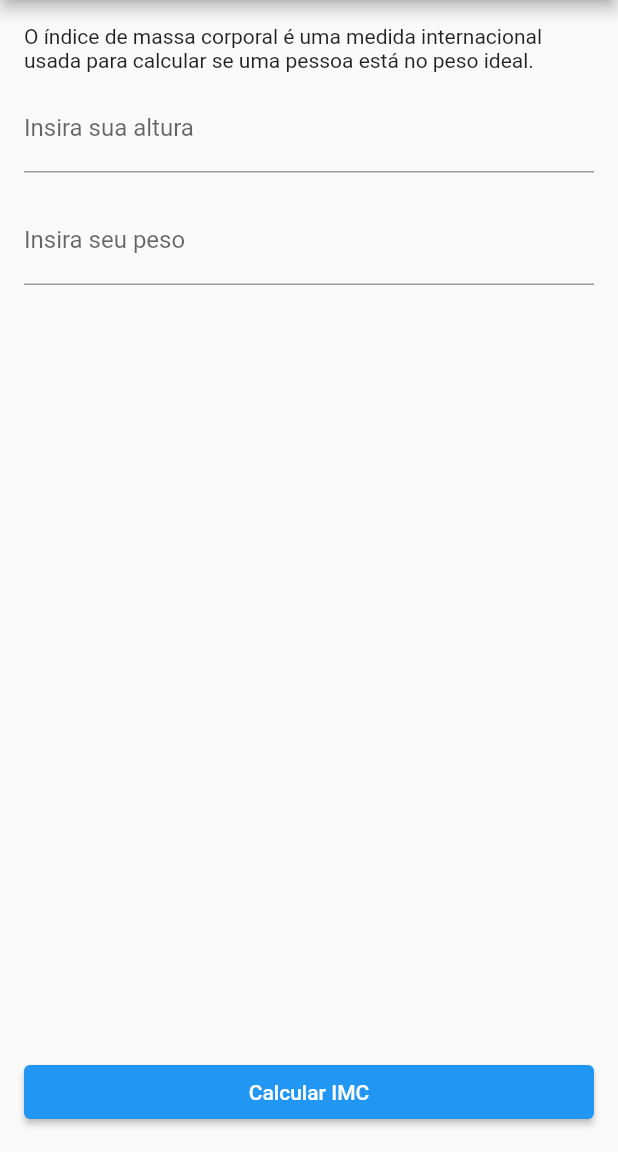
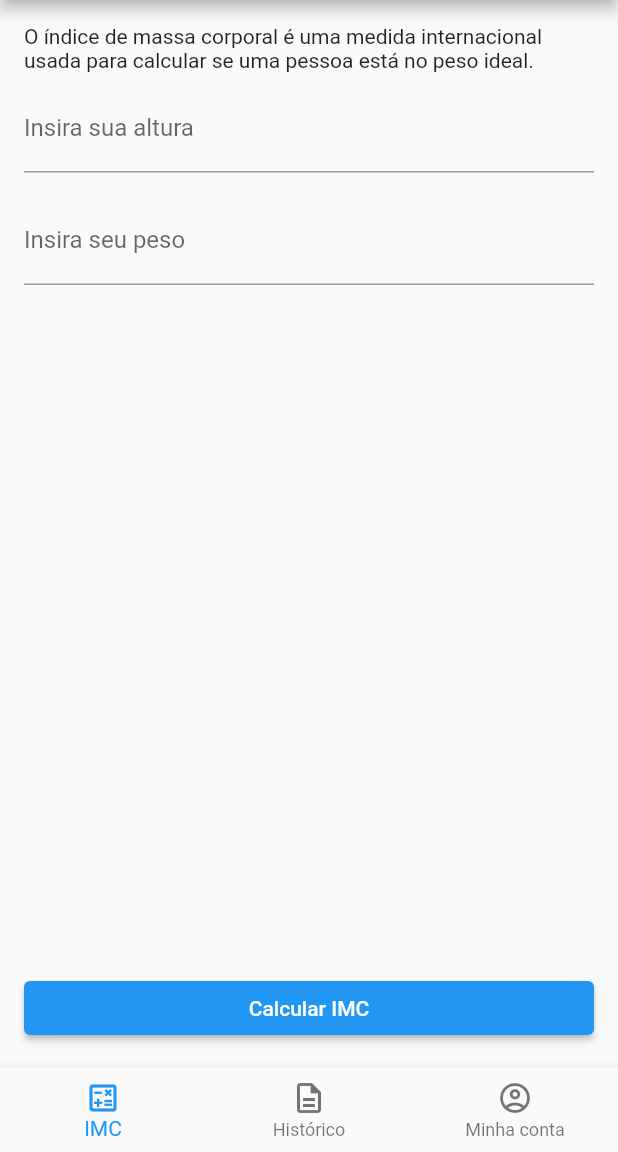
Before and after one commit to AndreDrummer/Imc, a Flutter app: the screen it shows after launch, on a phone screen of 412 x 824 dp, the part 84-1236 px from its top. Run offline on Flutter 3.47's test engine with Material 2 defaults, Android fonts, the phone set to English and light mode, and no system bars; our stand-ins replace extended_masked_text, flutter_bloc, font_awesome_flutter.

Commit message:
feat(App): add history and my account screens

```diff
--- /dev/null
+++ b/lib/core/bloc/history_cubit.dart
@@ -0,0 +1,10 @@
+import 'package:flutter_bloc/flutter_bloc.dart';
+import 'package:imc/core/models/imc_model.dart';
+
+class IMCHistoryCubit extends Cubit<List<ImcModel>> {
+  IMCHistoryCubit() : super([]);
+
+  List<ImcModel> imcHistory = [];
+
+  Future<void> loadIMCHistoryFromStorage() async {}
+}
--- a/lib/core/bloc/imc_cubit.dart
+++ b/lib/core/bloc/imc_cubit.dart
@@ -41,7 +41,6 @@ class ImcCubit extends Cubit<ImcModel> {
   double nickTrefethenIMC() {
     final height = double.tryParse(heightCtrl.text) ?? 0.0;
     final weight = double.tryParse(weightCtrl.text) ?? 0.0;
-    print(1.3 * weight / pow(height, 2.5));
     return 1.3 * weight / pow(height, 2.5);
   }
 
@@ -52,6 +51,8 @@ class ImcCubit extends Cubit<ImcModel> {
   }
 
   void reset() {
+    heightCtrl.clear();
+    weightCtrl.clear();
     emit(ImcModel.initial());
   }
 }
--- a/lib/core/constants/app_strings.dart
+++ b/lib/core/constants/app_strings.dart
@@ -1,4 +1,22 @@
 class AppStrings {
+  static const String imcInfo =
+      'O índice de massa corporal é uma medida internacional usada para calcular se uma pessoa está no peso ideal.';
+  static const String noAccountConnectedInfo =
+      'Para salvar seu histórico de cálculos em nuvem, faça login com sua conta do Google.';
+  static const String noAccountConnected = 'Nenhuma conta conectada';
+  static const String imcTextResult2 =
+      'O que significa que você está no peso ideal.';
+  static const String imcTextResult =
+      'Seu indice de massa corpórea (IMC) é de:';
+  static const String enterYourHeight = 'Insira sua altura';
+  static const String enterYourWeight = 'Insira seu peso';
   static const String requiredField = 'Campo Obrigatório';
+  static const String calculateIMC = 'Calcular IMC';
+  static const String connectedAs = 'Conectado como';
+  static const String unconnect = 'Desconectar';
   static const String appName = 'IMC Checker';
+  static const String weightHint = '81.80';
+  static const String connect = 'Conectar';
+  static const String heightHint = '1.80';
+  static const String OK = 'OK';
 }
--- a/lib/core/shared/exceptions.dart
+++ b/lib/core/shared/exceptions.dart
@@ -6,7 +6,7 @@ class AppExceptions implements Exception {
   @override
   String toString() {
     Object? message = this.message;
-    if (message == null) return "Exception";
-    return "Exception: $message";
+    if (message == null) return 'Exception';
+    return 'Exception: $message';
   }
 }
--- a/lib/main.dart
+++ b/lib/main.dart
@@ -1,10 +1,10 @@
-import 'dart:io';
-
-import 'package:flutter/material.dart';
+import 'package:imc/core/bloc/history_cubit.dart';
+import 'package:imc/platform_main/android_main.dart';
+import 'package:imc/platform_main/ios_main.dart';
 import 'package:flutter_bloc/flutter_bloc.dart';
 import 'package:imc/core/bloc/imc_cubit.dart';
-import 'package:imc/views/android_main.dart';
-import 'package:imc/views/ios_main.dart';
+import 'package:flutter/widgets.dart';
+import 'dart:io';
 
 void main() {
   runApp(const Home());
@@ -12,11 +12,19 @@ void main() {
 
 class Home extends StatelessWidget {
   const Home({Key? key}) : super(key: key);
+
   @override
   Widget build(BuildContext context) {
-    return BlocProvider(
-      create: (_) => ImcCubit(),
-      child: Platform.isAndroid ? const AndroidMain() : const IOSMain(),
+    return MultiBlocProvider(
+      providers: [
+        BlocProvider(
+          create: (_) => ImcCubit(),
+        ),
+        BlocProvider(
+          create: (_) => IMCHistoryCubit(),
+        ),
+      ],
+      child: Platform.isAndroid ? AndroidMain() : const IOSMain(),
     );
   }
 }
--- /dev/null
+++ b/lib/platform_main/android_main.dart
@@ -0,0 +1,60 @@
+import 'package:imc/core/constants/app_strings.dart';
+import 'package:imc/presentation/android/views/form_screen.dart';
+import 'package:flutter/material.dart';
+import 'package:imc/presentation/android/views/history_screen.dart';
+import 'package:imc/presentation/android/views/my_account_screen.dart';
+
+class AndroidMain extends StatefulWidget {
+  AndroidMain({Key? key}) : super(key: key);
+
+  @override
+  _AndroidMainState createState() => _AndroidMainState();
+}
+
+class _AndroidMainState extends State<AndroidMain> {
+  var _currentScreen = 0;
+
+  final _screens = [
+    const AndroidFormScreen(),
+    const HistoryScreen(),
+    const MyAccountScreen(),
+  ];
+
+  @override
+  Widget build(BuildContext context) {
+    return MaterialApp(
+      title: AppStrings.appName,
+      theme: ThemeData(
+        primarySwatch: Colors.blue,
+      ),
+      debugShowCheckedModeBanner: false,
+      home: Scaffold(
+        appBar: AppBar(
+          title: const Text(AppStrings.appName),
+        ),
+        body: _screens.elementAt(_currentScreen),
+        bottomNavigationBar: BottomNavigationBar(
+          currentIndex: _currentScreen,
+          onTap: (index) => setState(() {
+            _currentScreen = index;
+          }),
+          type: BottomNavigationBarType.fixed,
+          items: [
+            BottomNavigationBarItem(
+              icon: Icon(Icons.calculate_outlined),
+              label: 'IMC',
+            ),
+            BottomNavigationBarItem(
+              icon: Icon(Icons.description_outlined),
+              label: 'Histórico',
+            ),
+            BottomNavigationBarItem(
+              icon: Icon(Icons.account_circle_outlined),
+              label: 'Minha conta',
+            )
+          ],
+        ),
+      ),
+    );
+  }
+}
--- a/lib/views/ios_main.dart
+++ b/lib/platform_main/ios_main.dart
@@ -1,5 +1,6 @@
 import 'package:flutter/cupertino.dart';
 import 'package:imc/core/constants/app_strings.dart';
+import 'package:imc/presentation/ios/form_screen.dart';
 
 class IOSMain extends StatelessWidget {
   const IOSMain({Key? key}) : super(key: key);
@@ -14,7 +15,7 @@ class IOSMain extends StatelessWidget {
           middle: const Text(AppStrings.appName),
           backgroundColor: CupertinoTheme.of(context).primaryColor,
         ),
-        child: const Text('data'),
+        child: const IosFormScreen(),
       ),
     );
   }
--- /dev/null
+++ b/lib/presentation/android/views/form_screen.dart
@@ -0,0 +1,67 @@
+import 'package:flutter/material.dart';
+import 'package:flutter_bloc/flutter_bloc.dart';
+import 'package:imc/core/bloc/imc_cubit.dart';
+import 'package:imc/core/constants/app_strings.dart';
+import 'package:imc/core/models/imc_model.dart';
+import 'package:imc/presentation/android/widget/imc_field.dart';
+import 'package:imc/presentation/android/widget/imc_primary_button.dart';
+import 'package:imc/presentation/android/widget/pop_dialog.dart';
+
+class AndroidFormScreen extends StatelessWidget {
+  const AndroidFormScreen({Key? key}) : super(key: key);
+
+  @override
+  Widget build(BuildContext context) {
+    final GlobalKey<FormState> _formKey = GlobalKey<FormState>();
+
+    return BlocBuilder<ImcCubit, ImcModel>(
+      builder: (context, imcState) {
+        return Padding(
+          padding: const EdgeInsets.all(16.0),
+          child: Column(
+            crossAxisAlignment: CrossAxisAlignment.stretch,
+            children: [
+              const Text(AppStrings.imcInfo),
+              Expanded(
+                child: Form(
+                  key: _formKey,
+                  child: ListView(
+                    children: [
+                      IMCField(
+                        controller: context.read<ImcCubit>().heightCtrl,
+                        labelText: AppStrings.enterYourHeight,
+                        hintText: AppStrings.heightHint,
+                      ),
+                      IMCField(
+                        controller: context.read<ImcCubit>().weightCtrl,
+                        labelText: AppStrings.enterYourWeight,
+                        hintText: AppStrings.weightHint,
+                      ),
+                    ],
+                  ),
+                ),
+              ),
+              IMCPrimaryButton(
+                onPressed: () async => await _calculateIMC(context, _formKey),
+              ),
+            ],
+          ),
+        );
+      },
+    );
+  }
+
+  Future<void> _calculateIMC(
+      BuildContext context, GlobalKey<FormState> _formKey) async {
+    FocusScope.of(context).unfocus();
+    if (_formKey.currentState?.validate() ?? false) {
+      context.read<ImcCubit>().calculateIMC();
+      await showDialog(
+        context: context,
+        builder: (context) => SuccessDialog(
+          onOkButtonHitted: () => context.read<ImcCubit>().reset(),
+        ),
+      );
+    }
+  }
+}
--- a/lib/views/android/widget/imc_field.dart
+++ b/lib/presentation/android/widget/imc_field.dart
@@ -29,7 +29,7 @@ class IMCField extends StatelessWidget {
         controller: controller,
         onChanged: (value) {},
         decoration: InputDecoration(
-          label: Text(labelText),
+          labelText: labelText,
           hintText: hintText,
         ),
       ),
--- /dev/null
+++ b/lib/presentation/android/widget/imc_primary_button.dart
@@ -0,0 +1,23 @@
+import 'package:flutter/material.dart';
+import 'package:imc/core/constants/app_strings.dart';
+
+class IMCPrimaryButton extends StatelessWidget {
+  const IMCPrimaryButton({
+    Key? key,
+    required this.onPressed,
+  }) : super(key: key);
+
+  final Function() onPressed;
+
+  @override
+  Widget build(BuildContext context) {
+    return Padding(
+      padding: const EdgeInsets.only(top: 24.0),
+      child: ElevatedButton(
+        style: ElevatedButton.styleFrom(),
+        onPressed: () => onPressed,
+        child: const Text(AppStrings.calculateIMC),
+      ),
+    );
+  }
+}
--- a/lib/views/android_main.dart
+++ /dev/null
@@ -1,88 +0,0 @@
-import 'package:flutter/material.dart';
-import 'package:flutter_bloc/flutter_bloc.dart';
-import 'package:imc/core/bloc/imc_cubit.dart';
-import 'package:imc/core/constants/app_strings.dart';
-import 'package:imc/core/models/imc_model.dart';
-import 'package:imc/views/android/widget/pop_dialog.dart';
-
-import 'android/widget/imc_field.dart';
-
-class AndroidMain extends StatelessWidget {
-  const AndroidMain({Key? key}) : super(key: key);
-
-  @override
-  Widget build(BuildContext context) {
-    final GlobalKey<FormState> _formKey = GlobalKey<FormState>();
-
-    return MaterialApp(
-      title: AppStrings.appName,
-      theme: ThemeData(
-        primarySwatch: Colors.blue,
-      ),
-      debugShowCheckedModeBanner: false,
-      home: Scaffold(
-        appBar: AppBar(
-          title: const Text(AppStrings.appName),
-        ),
-        body: BlocBuilder<ImcCubit, ImcModel>(
-          builder: (context, imcState) {
-            return Padding(
-              padding: const EdgeInsets.all(16.0),
-              child: Column(
-                crossAxisAlignment: CrossAxisAlignment.stretch,
-                children: [
-                  const Text(
-                      'O índice de massa corporal é uma medida internacional usada para calcular se uma pessoa está no peso ideal.'),
-                  Expanded(
-                    child: Form(
-                      key: _formKey,
-                      child: ListView(
-                        children: [
-                          IMCField(
-                            controller: context.read<ImcCubit>().heightCtrl,
-                            labelText: 'Insira sua altura',
-                            hintText: '1,80',
-                          ),
-                          IMCField(
-                            controller: context.read<ImcCubit>().weightCtrl,
-                            labelText: 'Insira seu peso',
-                            hintText: '76,5',
-                          ),
-                        ],
-                      ),
-                    ),
-                  ),
-                  Padding(
-                    padding: const EdgeInsets.only(top: 24.0),
-                    child: ElevatedButton(
-                      style: ElevatedButton.styleFrom(),
-                      onPressed: () async {
-                        FocusScope.of(context).unfocus();
-                        if (_formKey.currentState?.validate() ?? false) {
-                          context.read<ImcCubit>().calculateIMC();
-                          await showDialog(
-                            context: context,
-                            builder: (context) =>
-                                BlocSelector<ImcCubit, ImcModel, double?>(
-                                    selector: (state) {
-                              state.imcValue;
-                            }, builder: (context, snapshot) {
-                              return SuccessDialog(
-                                imcValue: imcState.imcValue.toString(),
-                              );
-                            }),
-                          );
-                        }
-                      },
-                      child: const Text('Calcular IMC'),
-                    ),
-                  )
-                ],
-              ),
-            );
-          },
-        ),
-      ),
-    );
-  }
-}
--- a/pubspec.yaml
+++ b/pubspec.yaml
@@ -30,6 +30,7 @@ dependencies:
   flutter:
     sdk: flutter
   extended_masked_text: ^2.3.1
+  font_awesome_flutter: ^9.2.0
   flutter_bloc: ^7.3.1
 
 
```
Also changed, not shown: lib/presentation/android/views/history_screen.dart (added, +41 -0 lines), lib/presentation/android/views/my_account_screen.dart (added, +59 -0 lines), lib/presentation/android/widget/pop_dialog.dart (added, +79 -0 lines), lib/presentation/ios/form_screen.dart (added, +67 -0 lines), lib/views/android/widget/pop_dialog.dart (deleted, +0 -75 lines), lib/views/android/form_screen.dart (deleted), lib/views/ios/form_screen.dart (deleted), pubspec.lock.
